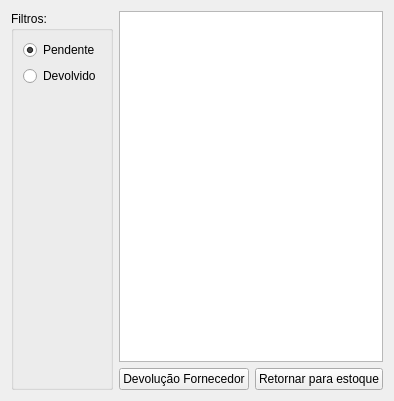
Before: the Qt Designer form ui/widgetcompradevolucao.ui in darktorres/ERP-STACCATO, drawn with Qt 5.
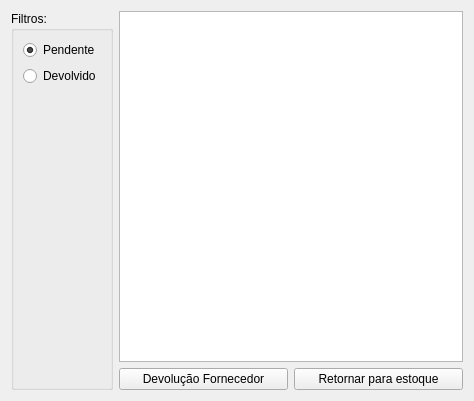
After: the same form once the commit is applied. Custom widgets are drawn as their Qt base class.

What changed in the file:
```diff
--- a/ui/widgetcompradevolucao.ui
+++ b/ui/widgetcompradevolucao.ui
@@ -6,7 +6,7 @@
    <rect>
     <x>0</x>
     <y>0</y>
-    <width>386</width>
+    <width>474</width>
     <height>401</height>
    </rect>
   </property>
```
Left out of the diff: 7 changed lines with no effect on the pictures.
